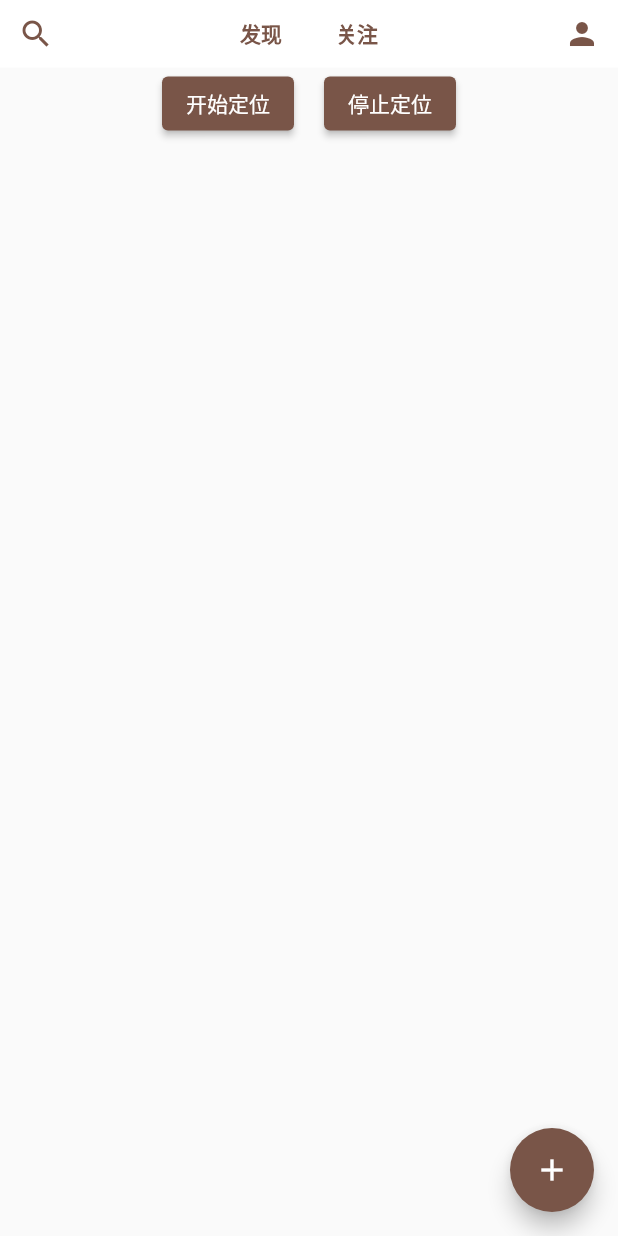
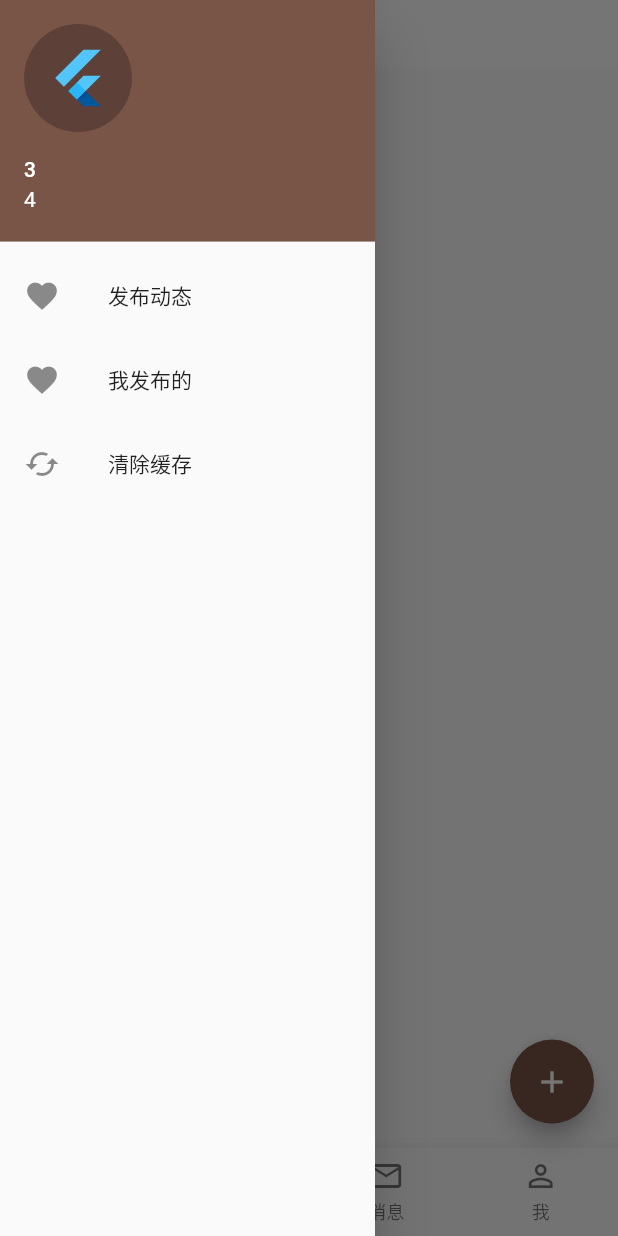
Before and after one commit to mulin-xml/silu, a Flutter app: the screen it shows after launch, with the side drawer open (before the commit the screen has no drawer), on a phone screen of 412 x 824 dp. Run offline on Flutter 3.47's test engine with Material 2 defaults, Android fonts, the light colour scheme and no system bars; our stand-ins replace dio, flutter_swiper_null_safety, fluttertoast, image_picker, permission_handler, shared_preferences; missing offline and left inert: amap_flutter_location, crop_your_image; network calls fail.

Commit message:
底部导航栏

```diff
--- /dev/null
+++ b/lib/blog.dart
@@ -0,0 +1,18 @@
+class Blog {
+  Blog(Map<String, dynamic> map)
+      : activityId = map['id'],
+        title = map['title'],
+        content = map['content'],
+        imagesInfo = map['images_info'],
+        latitude = map['latitude'] ?? -1,
+        longtitude = map['longitude'] ?? -1;
+
+  bool isSaved = false;
+  final int activityId;
+  final String title;
+  final String content;
+  final List<dynamic> imagesInfo;
+  final String authorName = "Author Name";
+  final double latitude;
+  final double longtitude;
+}
--- a/lib/main.dart
+++ b/lib/main.dart
@@ -1,19 +1,16 @@
 // ignore_for_file: avoid_print
 
 import 'dart:io';
-import 'dart:math';
 import 'dart:async';
 import 'package:flutter/material.dart';
 import 'package:flutter/services.dart';
-import 'package:flutter_staggered_grid_view/flutter_staggered_grid_view.dart';
 import 'package:flutter_localizations/flutter_localizations.dart';
+import 'package:path_provider/path_provider.dart';
 import 'package:silu/amap.dart';
-import 'package:silu/pages/user_info_page.dart';
 import 'package:silu/pages/edit_blog_page.dart';
+import 'package:silu/pages/homepage_discover.dart';
+import 'package:silu/pages/homepage_user.dart';
 import 'package:silu/pages/user_login_page.dart';
-import 'package:silu/pages/blog_view_page.dart';
-import 'package:silu/http_manager.dart';
-import 'package:silu/image_cache.dart';
 import 'package:silu/utils.dart';
 
 void main() => runApp(const MyApp());
@@ -50,167 +47,120 @@ class MyHomePage extends StatefulWidget {
 }
 
 class _MyHomePageState extends State<MyHomePage> {
-  final _blogs = <Blog>[];
-  var _isGetting = false;
-  var _offset = 0;
-
-  @override
-  void initState() {
-    super.initState();
-    getBatchBlogs();
-  }
-
-  @override
-  void dispose() {
-    super.dispose();
-  }
+  int _currentIndex = 0;
+  final _pageController = PageController();
+  final sp = Utils().sharedPreferences;
+  final pages = [
+    const DiscoverPage(),
+    const Text('Favourite Page.'),
+    const Text('Message Page.'),
+    const UserPage(),
+  ];
 
   @override
   Widget build(BuildContext context) {
     return Scaffold(
       backgroundColor: Colors.grey.shade50,
-      appBar: AppBar(toolbarHeight: 0, backgroundColor: Colors.white, elevation: 0),
-      body: Column(
-        children: [
-          // AppBar
-          Container(
-            height: 45,
-            color: Colors.white,
-            child: Row(
-              mainAxisAlignment: MainAxisAlignment.spaceBetween,
-              children: [
-                IconButton(
-                    icon: const Icon(Icons.search, color: Colors.brown),
-                    onPressed: () {
-                      Navigator.of(context).push(MaterialPageRoute(builder: (BuildContext context) => const UserLoginPage()));
-                    }),
-                Row(
-                  mainAxisSize: MainAxisSize.min,
-                  children: [
-                    TextButton(onPressed: () {}, child: const Text('发现', style: TextStyle(fontWeight: FontWeight.bold))),
-                    TextButton(
-                      child: const Text('关注', style: TextStyle(fontWeight: FontWeight.bold)),
-                      onPressed: () {
-                        final sp = Utils().sharedPreferences;
-                        if (sp.getBool('is_login') ?? false) {
-                          // Navigator.of(context).push(MaterialPageRoute(builder: (BuildContext context) => const UserInfoPage()));
-                        } else {
-                          Navigator.of(context).push(MaterialPageRoute(builder: (BuildContext context) => const UserLoginPage()));
-                        }
-                      },
-                    ),
-                  ],
-                ),
-                IconButton(
-                  icon: const Icon(Icons.person, color: Colors.brown),
-                  onPressed: () {
-                    final sp = Utils().sharedPreferences;
-                    if (sp.getBool('is_login') ?? false) {
-                      Navigator.of(context).push(MaterialPageRoute(builder: (BuildContext context) => const UserInfoPage()));
-                    } else {
-                      Navigator.of(context).push(MaterialPageRoute(builder: (BuildContext context) => const UserLoginPage()));
-                    }
-                  },
-                ),
-              ],
-            ),
-          ),
-          Container(
-            alignment: Alignment.center,
-            child: Row(
-              mainAxisSize: MainAxisSize.min,
-              children: [
-                ElevatedButton(onPressed: AMap().startLocation, child: const Text('开始定位')),
-                Container(width: 20.0),
-                ElevatedButton(onPressed: AMap().stopLocation, child: const Text('停止定位')),
-              ],
-            ),
-          ),
-          // MasonryGridView
-          Expanded(
-            child: MasonryGridView.count(
-                crossAxisCount: 2,
-                itemCount: _blogs.length,
-                addAutomaticKeepAlives: true,
-                physics: const BouncingScrollPhysics(),
-                itemBuilder: (BuildContext context, int index) {
-                  return _buildBlogCard(_blogs[index]);
-                }),
-          )
-        ],
+      // appBar: AppBar(toolbarHeight: 0, backgroundColor: Colors.white, elevation: 0),
+      appBar: AppBar(
+        toolbarHeight: 45,
+        backgroundColor: Colors.white,
+        foregroundColor: Colors.brown,
+        title: const Text('思路'),
+        elevation: 0,
+      ),
+
+      body: PageView.builder(
+        controller: _pageController,
+        itemCount: pages.length,
+        physics: const NeverScrollableScrollPhysics(),
+        itemBuilder: (context, index) {
+          return pages[index];
+        },
+        onPageChanged: (index) {
+          setState(() {
+            _currentIndex = index;
+          });
+        },
       ),
       floatingActionButton: FloatingActionButton(
-        onPressed: () {
-          final sp = Utils().sharedPreferences;
+        onPressed: () async {
           if (sp.getBool('is_login') ?? false) {
             Navigator.of(context).push(MaterialPageRoute(builder: (BuildContext context) => const EditBlogPage()));
           } else {
-            Navigator.of(context).push(MaterialPageRoute(builder: (BuildContext context) => const UserLoginPage()));
+            var result = await Navigator.of(context).push(MaterialPageRoute(builder: (BuildContext context) => const UserLoginPage()));
+            if (result == true) {
+              // updatePage();
+            }
           }
         },
         child: const Icon(Icons.add),
       ),
-    );
-  }
-
-  _buildBlogCard(Blog blog) {
-    return Card(
-      elevation: 0,
-      clipBehavior: Clip.antiAlias,
-      child: Column(
-        children: [
-          GestureDetector(
-            child: AspectRatio(
-              child: Image(image: OssImage(blog.imagesInfo[0]['key'])),
-              aspectRatio: blog.imagesInfo[0]['width'] / blog.imagesInfo[0]['height'],
-            ),
-            onTap: () => Navigator.of(context).push(MaterialPageRoute(builder: (BuildContext context) => BlogViewPage(blog))),
+      bottomNavigationBar: BottomNavigationBar(
+        type: BottomNavigationBarType.fixed,
+        items: const [
+          BottomNavigationBarItem(icon: Icon(Icons.home_outlined), label: '发现'),
+          BottomNavigationBarItem(icon: Icon(Icons.attach_file_outlined), label: '关注'),
+          BottomNavigationBarItem(icon: Icon(Icons.mail_outline), label: '消息'),
+          BottomNavigationBarItem(icon: Icon(Icons.person_outline), label: '我'),
+        ],
+        currentIndex: _currentIndex,
+        onTap: (index) async {
+          if (index == 0 || (sp.getBool('is_login') ?? false)) {
+            _pageController.jumpToPage(index);
+          } else {
+            var result = await Navigator.of(context).push(MaterialPageRoute(builder: (BuildContext context) => const UserLoginPage()));
+            if (result == true) {
+              // updatePage();
+            }
+          }
+        },
+      ),
+      drawer: SizedBox(
+        width: 250,
+        child: Drawer(
+          shape: DrawerTheme.of(context).shape,
+          child: ListView(
+            children: [
+              const UserAccountsDrawerHeader(
+                accountName: Text('3'),
+                accountEmail: Text('4'),
+                currentAccountPicture: CircleAvatar(child: FlutterLogo(size: 42.0)),
+              ),
+              ListTile(
+                title: const Text('发布动态'),
+                leading: const Icon(Icons.favorite),
+                onTap: () async {
+                  Navigator.pop(context);
+                  Navigator.of(context).push(MaterialPageRoute(builder: (BuildContext context) => const EditBlogPage()));
+                },
+              ),
+              ListTile(
+                title: const Text('我发布的'),
+                leading: const Icon(Icons.favorite),
+                onTap: () {
+                  Navigator.pop(context);
+                },
+              ),
+              ListTile(
+                title: const Text('清除缓存'),
+                leading: const Icon(Icons.cached),
+                onTap: () async {
+                  Directory tempDir = await getTemporaryDirectory();
+                  final List<FileSystemEntity> children = tempDir.listSync();
+                  for (final FileSystemEntity child in children) {
+                    print(child.path);
+                    await child.delete();
+                  }
+                  Navigator.pop(context);
+                },
+                // trailing: Icon(Icons.chevron_right),
+              ),
+            ],
           ),
-          ListTile(
-            title: Text(blog.title, maxLines: 2, overflow: TextOverflow.ellipsis, style: const TextStyle(fontWeight: FontWeight.bold)),
-            subtitle: Padding(
-              padding: const EdgeInsets.fromLTRB(0, 10, 0, 10),
-              child: Row(
-                mainAxisAlignment: MainAxisAlignment.spaceBetween,
-                children: [
-                  Row(
-                    children: [
-                      const Icon(Icons.location_on_outlined),
-                      Text((Random().nextDouble() * 2).toString().substring(0, 3) + 'km'),
-                    ],
-                  ),
-                  Icon(
-                    blog.isSaved ? Icons.favorite : Icons.favorite_border,
-                    color: blog.isSaved ? Colors.red : null,
-                  ),
-                ],
-              ),
-            ),
-            onTap: () {
-              // 如果不使用setState的话，红心状态不会立刻刷新
-              setState(() => blog.isSaved = !blog.isSaved);
-            },
-          ),
-        ],
+        ),
       ),
     );
-  }
-
-  getBatchBlogs() async {
-    if (_isGetting) {
-      return;
-    }
-    _isGetting = true;
-    var rsp = await SiluRequest().post('get_activity_list', {'offset': _offset, 'limit': 50});
-    if (rsp.statusCode == HttpStatus.ok && rsp.data['status']) {
-      List activityList = rsp.data['activityList'];
-      for (var elm in activityList) {
-        _blogs.add(Blog(elm['id'], elm['title'], elm['content'], elm['images_info']));
-      }
-    }
-    _offset += 50;
-    setState(() {});
-    _isGetting = false;
   }
 }
 
@@ -219,8 +169,8 @@ class SplashPage extends StatelessWidget {
 
   @override
   Widget build(BuildContext context) {
+    AMap();
     Utils();
-    AMap();
     Future.delayed(const Duration(seconds: 1), () {
       Navigator.of(context).pushReplacement(MaterialPageRoute(builder: (BuildContext context) => const MyHomePage()));
     });
--- a/lib/pages/blog_view_page.dart
+++ b/lib/pages/blog_view_page.dart
@@ -2,17 +2,8 @@
 
 import 'package:flutter/material.dart';
 import 'package:flutter_swiper_null_safety/flutter_swiper_null_safety.dart';
+import 'package:silu/blog.dart';
 import 'package:silu/image_cache.dart';
-
-class Blog {
-  Blog(this.activityId, this.title, this.content, this.imagesInfo);
-  bool isSaved = false;
-  final int activityId;
-  final String title;
-  final String content;
-  final List<dynamic> imagesInfo;
-  final String authorName = "Author Name";
-}
 
 class BlogViewPage extends StatefulWidget {
   const BlogViewPage(this.blog, {Key? key}) : super(key: key);
--- /dev/null
+++ b/lib/pages/homepage_discover.dart
@@ -0,0 +1,114 @@
+import 'dart:io';
+import 'package:flutter/material.dart';
+import 'package:flutter_staggered_grid_view/flutter_staggered_grid_view.dart';
+import 'package:silu/amap.dart';
+import 'package:silu/blog.dart';
+import 'package:silu/pages/blog_view_page.dart';
+import 'package:silu/http_manager.dart';
+import 'package:silu/image_cache.dart';
+import 'package:silu/utils.dart';
+
+class DiscoverPage extends StatefulWidget {
+  const DiscoverPage({Key? key}) : super(key: key);
+
+  @override
+  State<DiscoverPage> createState() => _DiscoverPageState();
+}
+
+class _DiscoverPageState extends State<DiscoverPage> with AutomaticKeepAliveClientMixin {
+  final _blogs = <Blog>[];
+  var _isGetting = false;
+
+  @override
+  bool get wantKeepAlive => true;
+
+  @override
+  void initState() {
+    super.initState();
+    updatePage();
+  }
+
+  @override
+  Widget build(BuildContext context) {
+    super.build(context);
+    return MasonryGridView.count(
+        crossAxisCount: 2,
+        itemCount: _blogs.length,
+        addAutomaticKeepAlives: true,
+        physics: const BouncingScrollPhysics(),
+        itemBuilder: (BuildContext context, int index) {
+          return _buildBlogCard(_blogs[index]);
+        });
+  }
+
+  _buildBlogCard(Blog blog) {
+    return Card(
+      elevation: 0,
+      clipBehavior: Clip.antiAlias,
+      child: Column(
+        children: [
+          GestureDetector(
+            child: AspectRatio(
+              child: Image(image: OssImage(blog.imagesInfo[0]['key'])),
+              aspectRatio: blog.imagesInfo[0]['width'] / blog.imagesInfo[0]['height'],
+            ),
+            onTap: () => Navigator.of(context).push(MaterialPageRoute(builder: (BuildContext context) => BlogViewPage(blog))),
+          ),
+          ListTile(
+            title: Text(blog.title, maxLines: 2, overflow: TextOverflow.ellipsis, style: const TextStyle(fontWeight: FontWeight.bold)),
+            subtitle: Padding(
+              padding: const EdgeInsets.fromLTRB(0, 10, 0, 10),
+              child: Row(
+                mainAxisAlignment: MainAxisAlignment.spaceBetween,
+                children: [
+                  Row(
+                    children: [
+                      const Icon(Icons.location_on_outlined),
+                      Text(calcDistance(blog.latitude, blog.longtitude, AMap().location['latitude'], AMap().location['longitude']).toString() + 'km'),
+                    ],
+                  ),
+                  Icon(
+                    blog.isSaved ? Icons.favorite : Icons.favorite_border,
+                    color: blog.isSaved ? Colors.red : null,
+                  ),
+                ],
+              ),
+            ),
+            onTap: () {
+              // 如果不使用setState的话，红心状态不会立刻刷新
+              setState(() => blog.isSaved = !blog.isSaved);
+            },
+          ),
+        ],
+      ),
+    );
+  }
+
+  _getBatchBlogs() async {
+    if (_isGetting) {
+      return;
+    }
+    _isGetting = true;
+    final sp = Utils().sharedPreferences;
+    var data = {
+      'offset': 0,
+      'limit': 100,
+      'login_user_id': (sp.getBool('is_login') ?? false) ? sp.getString('user_id') : '-1',
+    };
+    var rsp = await SiluRequest().post('get_activity_list', data);
+    if (rsp.statusCode == HttpStatus.ok && rsp.data['status']) {
+      List activityList = rsp.data['activityList'];
+      for (Map<String, dynamic> elm in activityList) {
+        _blogs.add(Blog(elm));
+      }
+    }
+
+    setState(() {});
+    _isGetting = false;
+  }
+
+  updatePage() {
+    _blogs.clear();
+    _getBatchBlogs();
+  }
+}
--- a/lib/pages/user_login_page.dart
+++ b/lib/pages/user_login_page.dart
@@ -138,7 +138,7 @@ class _UserLoginPageState extends State<UserLoginPage> {
                   var sp = Utils().sharedPreferences;
                   sp.setBool('is_login', true);
                   sp.setString('user_id', rsp.data['user_id'] ?? '');
-                  Navigator.of(context).pop();
+                  Navigator.of(context).pop(true);
                 } else {
                   Fluttertoast.showToast(msg: '验证码错误');
                 }
```
Also changed, not shown: lib/amap.dart (+22 -2 lines), lib/pages/edit_blog_page.dart (+27 -33 lines), lib/pages/homepage_user.dart (renamed from lib/pages/user_info_page.dart, +11 -24 lines).
